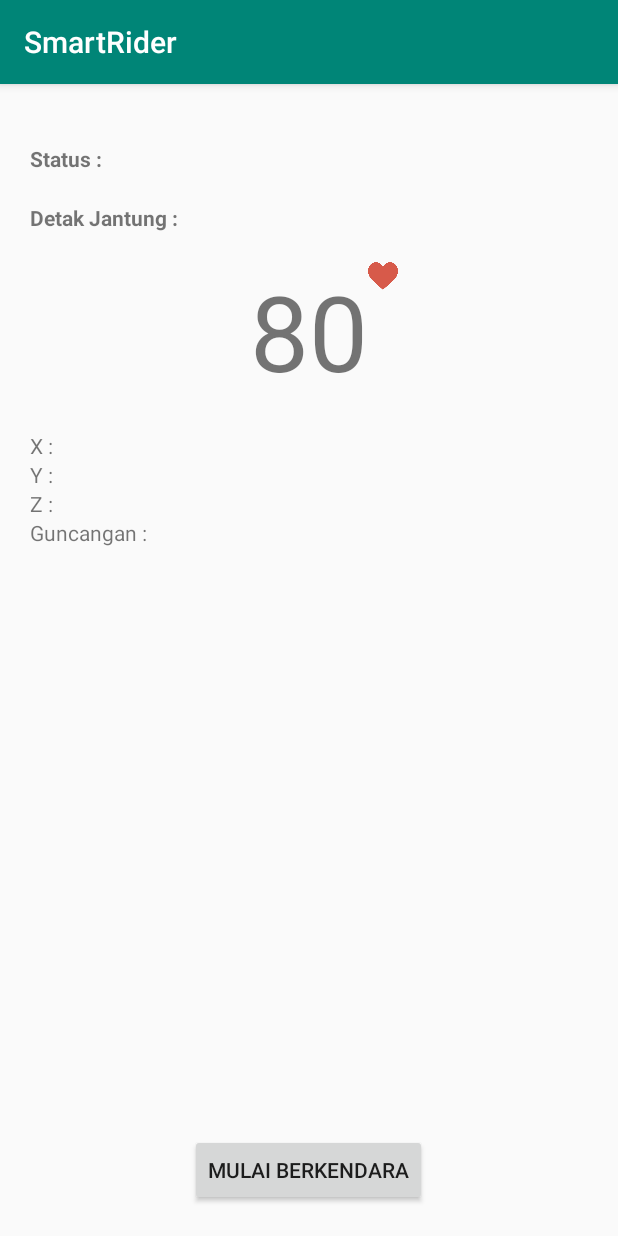
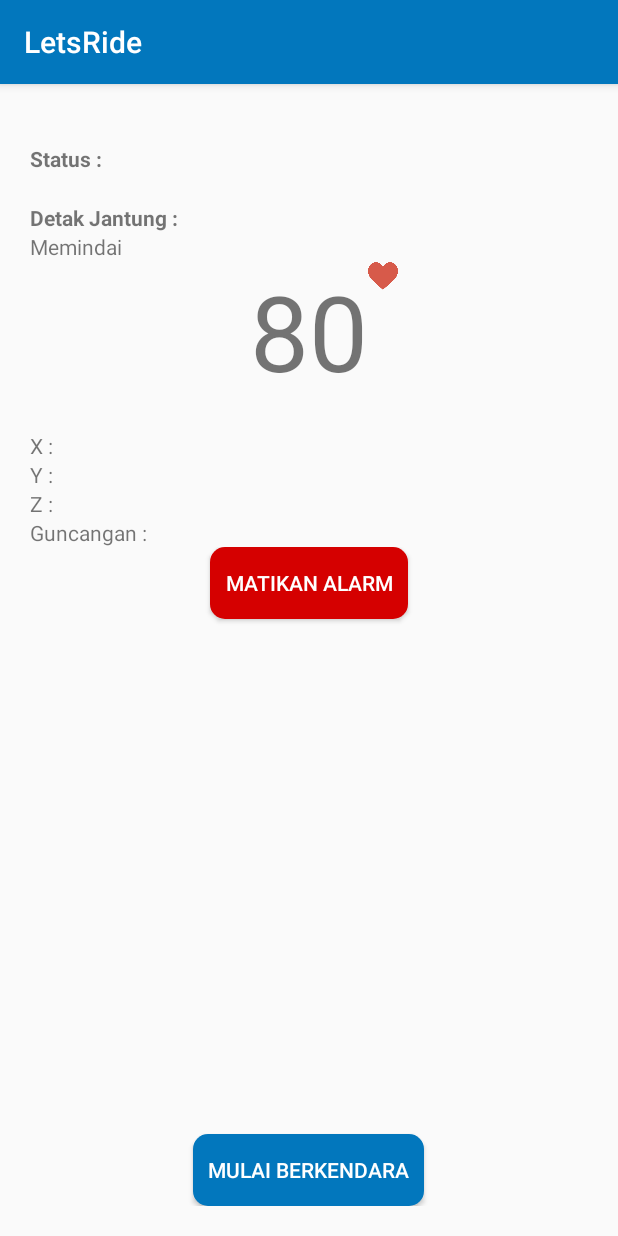
Before and after one commit to tbfikrif/SmartRider, an Android app: the MainActivity screen opened directly, with no data from a screen before it, after a tap on "BERHENTI BERKENDARA", on a phone screen of 412 x 824 dp. Run offline under Robolectric (Android 15) with nearby library versions, the phone set to English and light mode, and no system bars; 3 other taps on this screen came first.

Commit message:
Update Sebelum seminar

```diff
--- a/app/src/main/java/id/kertas/smartrider/MainActivity.java
+++ b/app/src/main/java/id/kertas/smartrider/MainActivity.java
@@ -1,5 +1,6 @@
 package id.kertas.smartrider;
 
+import android.Manifest;
 import android.bluetooth.BluetoothAdapter;
 import android.bluetooth.BluetoothDevice;
 import android.bluetooth.BluetoothGatt;
@@ -7,13 +8,16 @@
 import android.bluetooth.BluetoothGattCharacteristic;
 import android.bluetooth.BluetoothGattDescriptor;
 import android.bluetooth.BluetoothProfile;
+import android.content.pm.PackageManager;
 import android.graphics.Color;
 import android.hardware.Sensor;
 import android.hardware.SensorEvent;
 import android.hardware.SensorEventListener;
 import android.hardware.SensorManager;
+import android.location.Location;
 import android.media.MediaPlayer;
 import android.os.Handler;
+import android.support.v4.app.ActivityCompat;
 import android.support.v7.app.AppCompatActivity;
 import android.os.Bundle;
 import android.util.Log;
@@ -24,6 +28,11 @@
 import android.widget.TextView;
 import android.widget.Toast;
 
+import com.google.android.gms.location.FusedLocationProviderClient;
+import com.google.android.gms.location.LocationServices;
+import com.google.android.gms.tasks.OnSuccessListener;
+
+import java.text.DecimalFormat;
 import java.text.SimpleDateFormat;
 import java.util.Arrays;
 import java.util.Date;
@@ -36,6 +45,8 @@
 import retrofit2.Callback;
 import retrofit2.Response;
 
+import static android.Manifest.permission.ACCESS_FINE_LOCATION;
+
 public class MainActivity extends AppCompatActivity implements SensorEventListener {
     private static final String TAG = MainActivity.class.getSimpleName();
     Boolean isListeningHeartRate = false;
@@ -46,7 +57,7 @@
     BluetoothGatt bluetoothGatt;
     BluetoothDevice bluetoothDevice;
 
-    Button btnStartConnecting, btnStopConnecting, btnStopVibrate;
+    Button btnStartConnecting, btnStopConnecting, btnStopVibrate, btnDemoAlarm, btnDemoSendInformation;
     EditText txtPhysicalAddress;
     TextView txtState, txtByte, txtProcess, txtX, txtY, txtZ, txtAcceleration;
     private String mDeviceName;
@@ -67,6 +78,9 @@
 
     private String name, number, link;
 
+    private FusedLocationProviderClient client;
+    private double latitude, longtitude;
+
     @Override
     protected void onCreate(Bundle savedInstanceState) {
         super.onCreate(savedInstanceState);
@@ -76,6 +90,7 @@
         initilaizeComponents();
         initializeEvents();
         initializeValue();
+        requestPermission();
 
         getBoundedDevice();
     }
@@ -100,6 +115,8 @@
 
         sensorManager = (SensorManager) getSystemService(SENSOR_SERVICE);
         lastUpdate = System.currentTimeMillis();
+
+        client = LocationServices.getFusedLocationProviderClient(this);
     }
 
     void initilaizeComponents() {
@@ -114,6 +131,8 @@
         txtY = findViewById(R.id.txtY);
         txtZ = findViewById(R.id.txtZ);
         txtAcceleration = findViewById(R.id.txtAcceleration);
+        btnDemoAlarm = findViewById(R.id.btnDemoAlarm);
+        btnDemoSendInformation = findViewById(R.id.btnDemoSendInformation);
     }
 
     void initializeEvents() {
@@ -123,7 +142,8 @@
                 startConnecting();
                 btnStartConnecting.setVisibility(View.GONE);
                 btnStopConnecting.setVisibility(View.VISIBLE);
-                btnStopVibrate.setVisibility(View.VISIBLE);
+                btnDemoAlarm.setVisibility(View.VISIBLE);
+                btnDemoSendInformation.setVisibility(View.VISIBLE);
             }
         });
         btnStopConnecting.setOnClickListener(new View.OnClickListener() {
@@ -132,7 +152,8 @@
                 heartRateHandler.removeCallbacks(heartRateRunnable);
                 btnStartConnecting.setVisibility(View.VISIBLE);
                 btnStopConnecting.setVisibility(View.GONE);
-                btnStopVibrate.setVisibility(View.GONE);
+                btnDemoAlarm.setVisibility(View.GONE);
+                btnDemoSendInformation.setVisibility(View.GONE);
             }
         });
         btnStopVibrate.setOnClickListener(new View.OnClickListener() {
@@ -140,6 +161,19 @@
             public void onClick(View v) {
                 stopVibrate();
                 weakupAlarm.pause();
+                btnStopVibrate.setVisibility(View.GONE);
+            }
+        });
+        btnDemoAlarm.setOnClickListener(new View.OnClickListener() {
+            @Override
+            public void onClick(View v) {
+                turnOnAlarm();
+            }
+        });
+        btnDemoSendInformation.setOnClickListener(new View.OnClickListener() {
+            @Override
+            public void onClick(View v) {
+                sendInformation();
             }
         });
     }
@@ -151,13 +185,57 @@
         currentTime = sdf.format(new Date());
         name = "Demo";
         number = "089650561515";
-        link = "https://goo.gl/maps/VSmovGkao1own9Nr5";
         FROM_NUMBER = "SmartRider";
         TO_NUMBER = "6281931390150";
         MESSAGE = "Pengendara " + name + " mengalami kecelakaan\n" +
                 "Kontak : " + number + "\n" +
                 "Waktu : " + currentTime + "\n" +
                 "Lokasi : " + link + "\n|";
+        getLastLocation();
+    }
+
+    private void turnOnAlarm(){
+        startVibrate();
+        weakupAlarm.setLooping(true);
+        weakupAlarm.start();
+        btnStopVibrate.setVisibility(View.VISIBLE);
+    }
+
+    private void sendInformation(){
+        currentTime = sdf.format(new Date());
+        getLastLocation();
+        MESSAGE = name + " mengalami kecelakaan\n" +
+                "Kontak : " + number + "\n" +
+                "Waktu : " + currentTime + "\n" +
+                "Lokasi : " + link + "\n|";
+        if (validateAllFields()) {
+            makeSendSMSApiRequest(FROM_NUMBER, TO_NUMBER, MESSAGE);
+        } else {
+            showShortToast("Gagal Validasi");
+        }
+    }
+
+    void getLastLocation() {
+        if (ActivityCompat.checkSelfPermission(MainActivity.this, ACCESS_FINE_LOCATION) != PackageManager.PERMISSION_GRANTED) {
+
+            return;
+        }
+        client.getLastLocation().addOnSuccessListener(MainActivity.this, new OnSuccessListener<Location>() {
+            @Override
+            public void onSuccess(Location location) {
+                if (location != null) {
+                    DecimalFormat df = new DecimalFormat(".####");
+                    latitude = location.getLatitude();
+                    longtitude = location.getLongitude();
+                    link = "http://www.google.com/maps/place/"+df.format(latitude)+","+df.format(longtitude);
+                    //showLongToast(link);
+                }
+            }
+        });
+    }
+
+    private void requestPermission(){
+        ActivityCompat.requestPermissions(this, new String[]{ACCESS_FINE_LOCATION}, 1);
     }
 
     void startConnecting() {
@@ -181,9 +259,7 @@
                     handler.postDelayed(new Runnable() {
                         @Override
                         public void run() {
-                            startVibrate();
-                            weakupAlarm.setLooping(true);
-                            weakupAlarm.start();
+                            turnOnAlarm();
                         }
                     }, 3000);
                 }
@@ -349,7 +425,6 @@
                 return;
             }
             lastUpdate = actualTime;
-//            Toast.makeText(this, "Terguncang", Toast.LENGTH_SHORT).show();
             if (color) {
                 txtAcceleration.setBackgroundColor(Color.RED);
             }
@@ -359,13 +434,7 @@
             color = !color;
 
             if ((x < -23.06f || x > 3.86) && (y < -4.38f || y > 10.67) && (z < -17.20f || x > 24.74)) {
-                showLongToast("Terguncang");
-                if (validateAllFields()) {
-                    makeSendSMSApiRequest(FROM_NUMBER, TO_NUMBER, MESSAGE);
-
-                } else {
-                    showShortToast("Gagal Validasi");
-                }
+                sendInformation();
             }
         }
     }
--- /dev/null
+++ b/app/src/main/res/drawable/btn_red_white.xml
@@ -0,0 +1,17 @@
+<?xml version="1.0" encoding="utf-8"?>
+<selector xmlns:android="http://schemas.android.com/apk/res/android">
+    <item android:state_pressed="true">
+        <shape android:shape="rectangle">
+            <stroke android:width="2dp" android:color="@color/colorRed"/>
+            <solid android:color="@android:color/white"/>
+            <corners android:radius="10dp" />
+        </shape>
+    </item>
+    <item>
+        <shape android:shape="rectangle">
+            <stroke android:width="0dp" />
+            <solid android:color="@color/colorRed"/>
+            <corners android:radius="10dp"/>
+        </shape>
+    </item>
+</selector>
--- /dev/null
+++ b/app/src/main/res/drawable/btn_txt_blue_white.xml
@@ -0,0 +1,6 @@
+<?xml version="1.0" encoding="utf-8"?>
+<selector xmlns:android="http://schemas.android.com/apk/res/android">
+    <item android:state_pressed="true" android:color="@color/colorPrimary"/>
+    <item android:state_focused="true" android:color="@color/colorAccent"/>
+    <item android:color="@color/colorPrimaryText"/>
+</selector>
--- /dev/null
+++ b/app/src/main/res/drawable/btn_txt_red_white.xml
@@ -0,0 +1,6 @@
+<?xml version="1.0" encoding="utf-8"?>
+<selector xmlns:android="http://schemas.android.com/apk/res/android">
+    <item android:state_pressed="true" android:color="@color/colorRed"/>
+    <item android:state_focused="true" android:color="@color/colorAccent"/>
+    <item android:color="@color/colorPrimaryText"/>
+</selector>
--- /dev/null
+++ b/app/src/main/res/drawable/btn_txt_white_blue.xml
@@ -0,0 +1,6 @@
+<?xml version="1.0" encoding="utf-8"?>
+<selector xmlns:android="http://schemas.android.com/apk/res/android">
+    <item android:state_pressed="true" android:color="@color/colorPrimaryText"/>
+    <item android:state_focused="true" android:color="@color/colorAccent"/>
+    <item android:color="@color/colorPrimary"/>
+</selector>
--- /dev/null
+++ b/app/src/main/res/drawable/btn_white_blue.xml
@@ -0,0 +1,17 @@
+<?xml version="1.0" encoding="utf-8"?>
+<selector xmlns:android="http://schemas.android.com/apk/res/android">
+    <item android:state_pressed="true">
+        <shape android:shape="rectangle">
+            <stroke android:width="2dp" android:color="@color/colorPrimary"/>
+            <solid android:color="@android:color/white"/>
+            <corners android:radius="10dp" />
+        </shape>
+    </item>
+    <item>
+        <shape android:shape="rectangle">
+            <stroke android:width="0dp" />
+            <solid android:color="@color/colorPrimary"/>
+            <corners android:radius="10dp"/>
+        </shape>
+    </item>
+</selector>
--- a/app/src/main/res/layout/activity_main.xml
+++ b/app/src/main/res/layout/activity_main.xml
@@ -176,8 +176,38 @@
             android:layout_height="wrap_content"
             android:layout_centerInParent="true"
             android:layout_alignParentBottom="true"
+            android:textColor="@drawable/btn_txt_blue_white"
+            android:background="@drawable/btn_white_blue"
+            android:paddingHorizontal="10dp"
             android:text="@string/mulai_berkendara"
             android:visibility="visible"/>
+
+        <Button
+            android:id="@+id/btnDemoAlarm"
+            android:layout_width="100dp"
+            android:layout_height="wrap_content"
+            android:layout_alignParentTop="true"
+            android:layout_alignParentEnd="true"
+            android:layout_centerVertical="true"
+            android:layout_marginTop="30dp"
+            android:textColor="@drawable/btn_txt_blue_white"
+            android:background="@drawable/btn_white_blue"
+            android:paddingHorizontal="10dp"
+            android:text="Alarm"
+            android:visibility="invisible"/>
+
+        <Button
+            android:id="@+id/btnDemoSendInformation"
+            android:layout_width="100dp"
+            android:layout_height="wrap_content"
+            android:layout_alignParentEnd="true"
+            android:layout_below="@+id/btnDemoAlarm"
+            android:layout_marginTop="10dp"
+            android:textColor="@drawable/btn_txt_blue_white"
+            android:background="@drawable/btn_white_blue"
+            android:paddingHorizontal="10dp"
+            android:text="Send SMS"
+            android:visibility="invisible"/>
 
         <Button
             android:id="@+id/btnStopConnecting"
@@ -185,6 +215,9 @@
             android:layout_height="wrap_content"
             android:layout_centerInParent="true"
             android:layout_alignParentBottom="true"
+            android:textColor="@drawable/btn_txt_blue_white"
+            android:background="@drawable/btn_white_blue"
+            android:paddingHorizontal="10dp"
             android:text="@string/berhenti_berkendara"
             android:visibility="gone"/>
 
@@ -194,6 +227,10 @@
             android:layout_height="wrap_content"
             android:layout_centerHorizontal="true"
             android:layout_above="@+id/btnStopConnecting"
+            android:layout_marginBottom="10dp"
+            android:textColor="@drawable/btn_txt_red_white"
+            android:background="@drawable/btn_red_white"
+            android:paddingHorizontal="10dp"
             android:visibility="gone"
             android:text="@string/matikan_alarm" />
     </RelativeLayout>
--- a/app/src/main/res/values/colors.xml
+++ b/app/src/main/res/values/colors.xml
@@ -1,6 +1,9 @@
 <?xml version="1.0" encoding="utf-8"?>
 <resources>
-    <color name="colorPrimary">#008577</color>
-    <color name="colorPrimaryDark">#00574B</color>
-    <color name="colorAccent">#D81B60</color>
+    <color name="colorPrimary">#0277bd</color>
+    <color name="colorPrimaryLight">#58a5f0</color>
+    <color name="colorPrimaryDark">#004c8c</color>
+    <color name="colorPrimaryText">#ffffff</color>
+    <color name="colorAccent">#455a64</color>
+    <color name="colorRed">#d50000</color>
 </resources>
--- /dev/null
+++ b/app/src/main/res/values/dimens.xml
@@ -0,0 +1,5 @@
+<resources>
+    <!-- Default screen margins, per the Android Design guidelines. -->
+    <dimen name="activity_horizontal_margin">16dp</dimen>
+    <dimen name="activity_vertical_margin">16dp</dimen>
+</resources>
--- a/build.gradle
+++ b/build.gradle
@@ -8,6 +8,7 @@
     }
     dependencies {
         classpath 'com.android.tools.build:gradle:3.3.2'
+        classpath 'com.google.gms:google-services:4.2.0'
 
         // NOTE: Do not place your application dependencies here; they belong
         // in the individual module build.gradle files
```
Also changed, not shown: app/build.gradle (+9 -0 lines), app/src/main/AndroidManifest.xml (+16 -3 lines), app/src/main/java/id/kertas/smartrider/LoginActivity.java (added, +49 -0 lines), app/src/main/res/drawable/btn_blue_white.xml (added, +19 -0 lines), app/src/main/res/layout/activity_login.xml (added, +78 -0 lines), app/src/main/res/values/strings.xml (+11 -1 lines), 1 other file.
